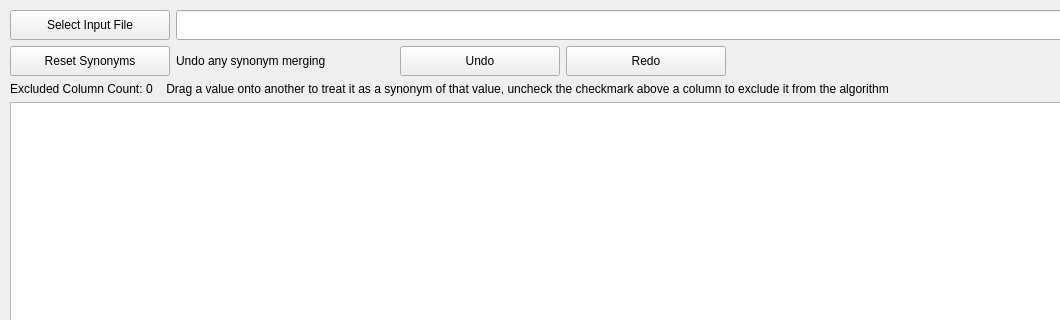
The window that assets/main_window.ui (Bensikrac/GroupGen) describes before a commit, drawn with Qt 5; both pictures show x 0 to 1060 and y 0 to 320 of the 1152 by 648 pixel window.
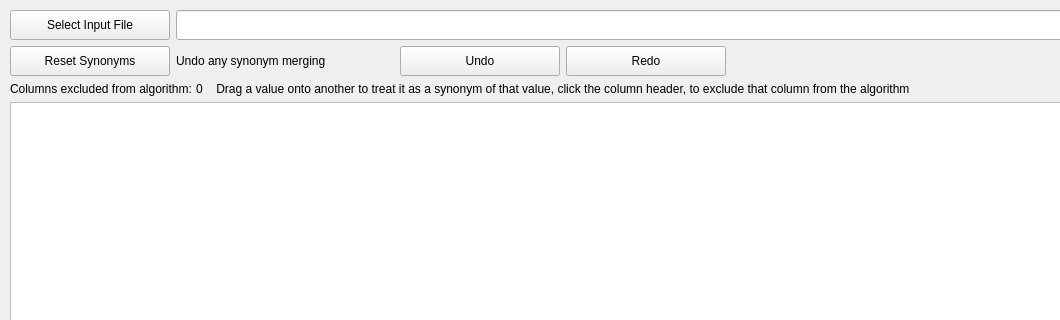
The same window after the commit. Custom widgets are drawn as their Qt base class.

Diff of the .ui file:
```diff
--- a/assets/main_window.ui
+++ b/assets/main_window.ui
@@ -237,7 +237,7 @@
           </sizepolicy>
          </property>
          <property name="text">
-          <string>Excluded Column Count: </string>
+          <string>Columns excluded from algorithm: </string>
          </property>
         </widget>
        </item>
@@ -278,7 +278,7 @@
           </size>
          </property>
          <property name="text">
-          <string>    Drag a value onto another to treat it as a synonym of that value, uncheck the checkmark above a column to exclude it from the algorithm</string>
+          <string>    Drag a value onto another to treat it as a synonym of that value, click the column header, to exclude that column from the algorithm</string>
          </property>
         </widget>
        </item>
```
